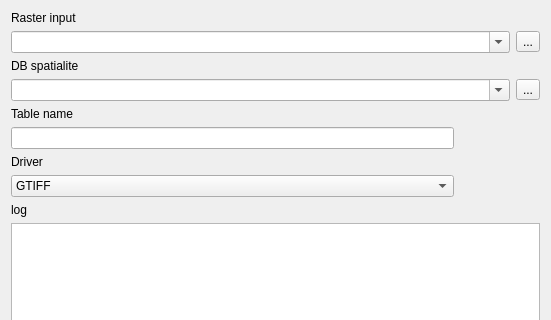
Before: the Qt Designer form qgis2raster_dialog_base.ui in enzococca/qgis2rasterlite, drawn with Qt 5; both pictures show x 0 to 551 and y 0 to 320 of the 551 by 509 pixel window.
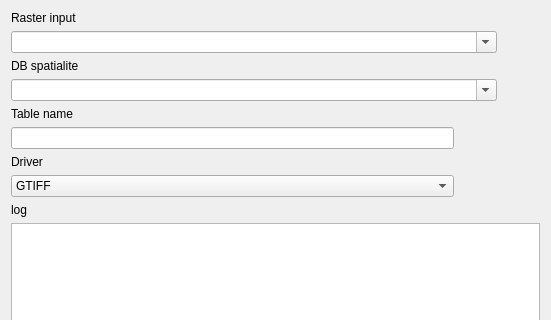
After: the same form once the commit is applied. Custom widgets are drawn as their Qt base class.

The edit to the form file:
```diff
--- a/qgis2raster_dialog_base.ui
+++ b/qgis2raster_dialog_base.ui
@@ -82,20 +82,6 @@
      </property>
     </widget>
    </item>
-   <item row="1" column="2">
-    <widget class="QToolButton" name="toolButton_raster">
-     <property name="text">
-      <string>...</string>
-     </property>
-    </widget>
-   </item>
-   <item row="3" column="2">
-    <widget class="QToolButton" name="toolButton_database">
-     <property name="text">
-      <string>...</string>
-     </property>
-    </widget>
-   </item>
    <item row="7" column="0">
     <widget class="QLabel" name="label_4">
      <property name="text">
```
Left out of the diff: 19 changed lines with no effect on the pictures.
